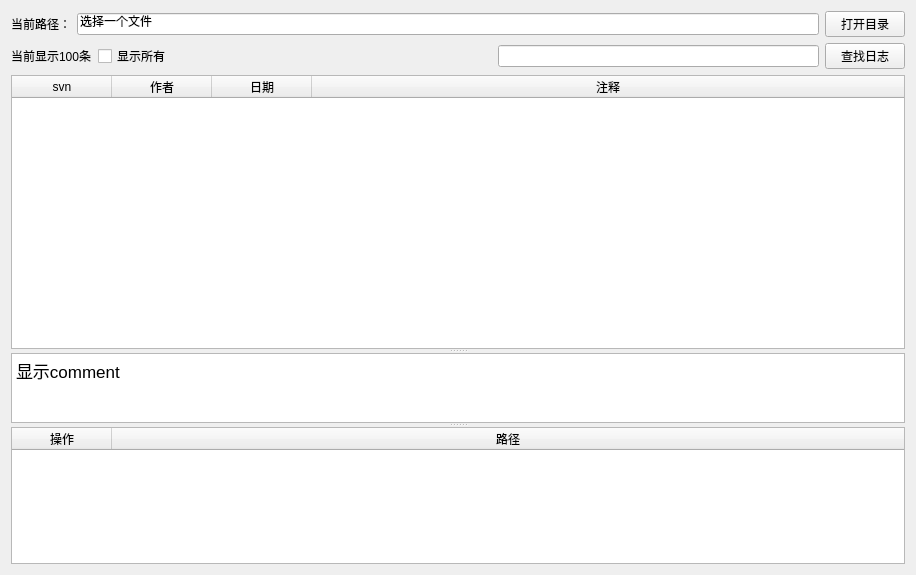
Above: widget.ui from leon0625/svnlog before the change. Below: the same form after it.
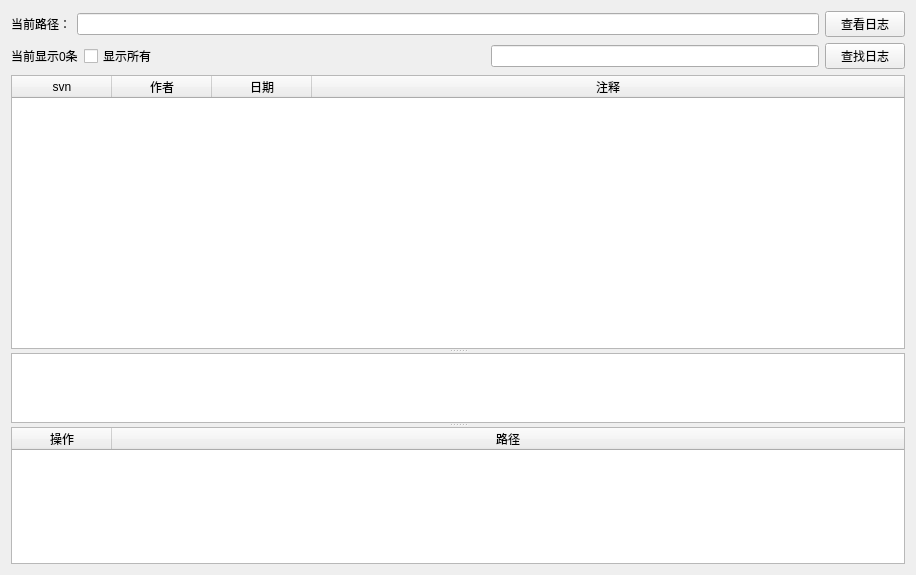
That is the form after the change.

The edit to the form file:
```diff
--- a/widget.ui
+++ b/widget.ui
@@ -50,7 +50,7 @@
         </sizepolicy>
        </property>
        <property name="text">
-        <string>选择一个文件</string>
+        <string/>
        </property>
       </widget>
      </item>
@@ -63,7 +63,7 @@
         </sizepolicy>
        </property>
        <property name="text">
-        <string>打开目录</string>
+        <string>查看日志</string>
        </property>
       </widget>
      </item>
@@ -74,7 +74,7 @@
      <item>
       <widget class="QLabel" name="label">
        <property name="text">
-        <string>当前显示100条</string>
+        <string>当前显示0条</string>
        </property>
       </widget>
      </item>
@@ -192,7 +192,7 @@
 &lt;html&gt;&lt;head&gt;&lt;meta name=&quot;qrichtext&quot; content=&quot;1&quot; /&gt;&lt;style type=&quot;text/css&quot;&gt;
 p, li { white-space: pre-wrap; }
 &lt;/style&gt;&lt;/head&gt;&lt;body style=&quot; font-family:'Sans Serif'; font-size:9pt; font-weight:400; font-style:normal;&quot;&gt;
-&lt;p style=&quot; margin-top:0px; margin-bottom:0px; margin-left:0px; margin-right:0px; -qt-block-indent:0; text-indent:0px;&quot;&gt;&lt;span style=&quot; font-family:'.SF NS Text'; font-size:13pt;&quot;&gt;显示comment&lt;/span&gt;&lt;/p&gt;&lt;/body&gt;&lt;/html&gt;</string>
+&lt;p style=&quot;-qt-paragraph-type:empty; margin-top:0px; margin-bottom:0px; margin-left:0px; margin-right:0px; -qt-block-indent:0; text-indent:0px; font-family:'Sans Serif';&quot;&gt;&lt;br /&gt;&lt;/p&gt;&lt;/body&gt;&lt;/html&gt;</string>
       </property>
      </widget>
      <widget class="QTableWidget" name="filesTable">
```
Left out of the diff: 15 changed lines with no effect on the pictures.
